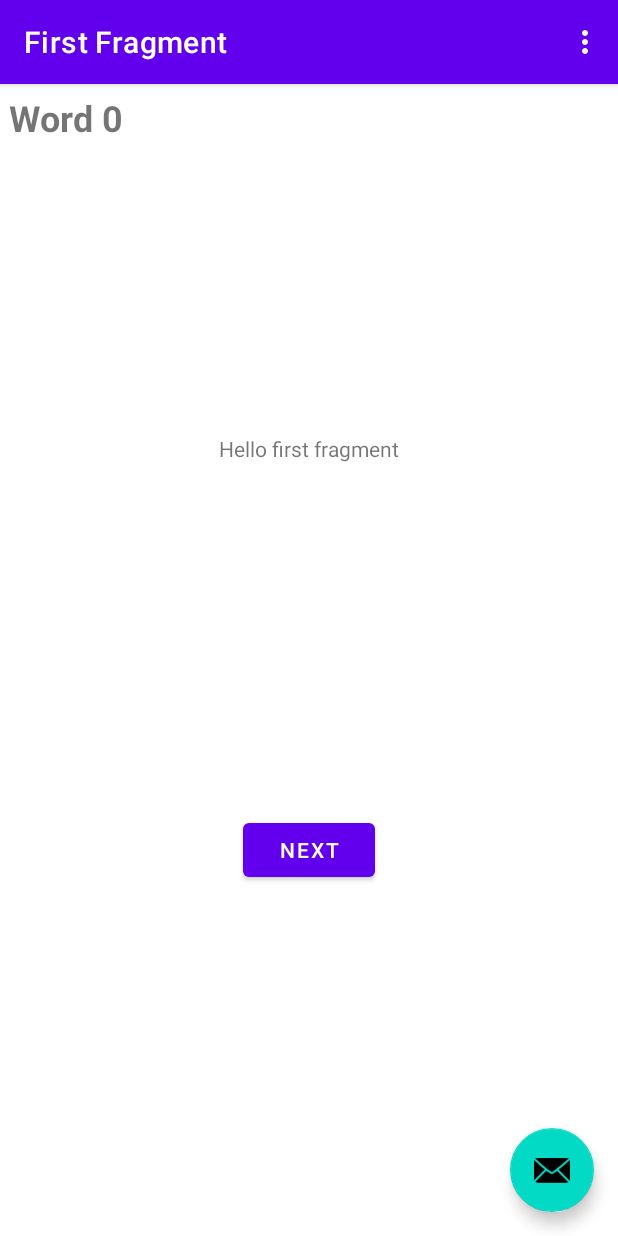
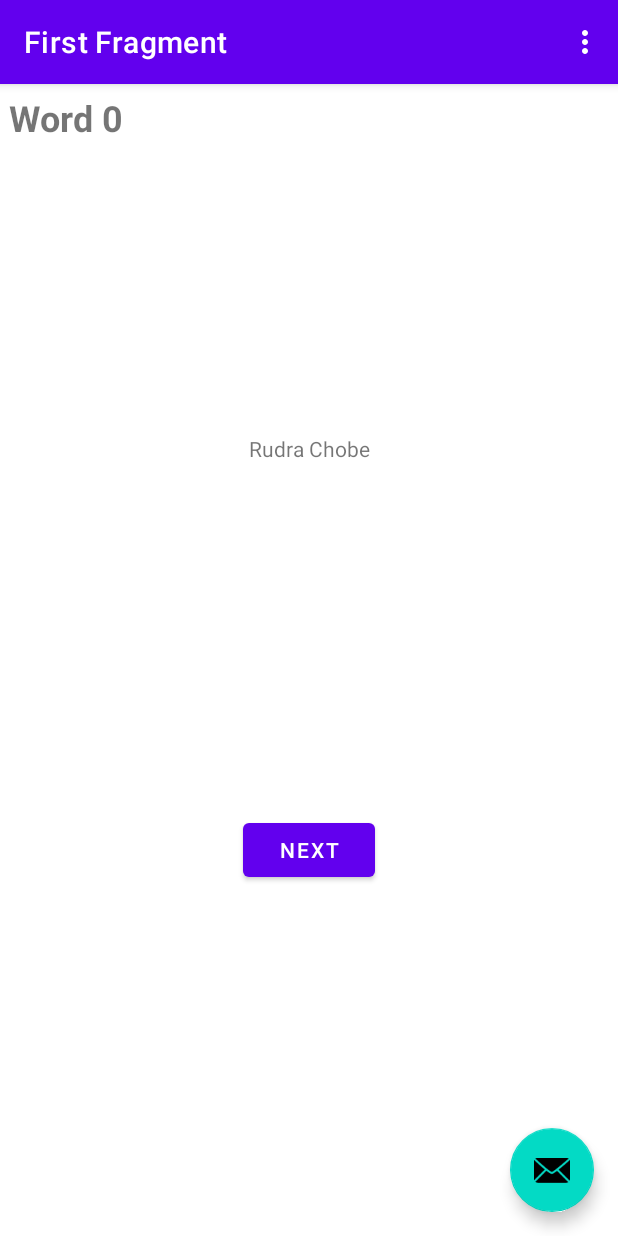
Before and after one commit to Rudra2/CS639, an Android app: the screen it shows after launch (MainActivity), on a phone screen of 412 x 824 dp. Run offline under Robolectric (Android 15) with nearby library versions, the phone set to English and light mode, and no system bars; our stand-ins replace navigation-ui.

Commit message:
RecycleView added with Screenshots

```diff
--- a/RecycleView/app/src/main/res/values/strings.xml
+++ b/RecycleView/app/src/main/res/values/strings.xml
@@ -1,5 +1,5 @@
 <resources>
-    <string name="app_name">RecycleView</string>
+    <string name="app_name">Recycle View by Rudra Chobe</string>
     <string name="action_settings">Settings</string>
     <!-- Strings used for fragments for navigation -->
     <string name="first_fragment_label">First Fragment</string>
@@ -7,6 +7,6 @@
     <string name="next">Next</string>
     <string name="previous">Previous</string>
 
-    <string name="hello_first_fragment">Hello first fragment</string>
+    <string name="hello_first_fragment">Rudra Chobe</string>
     <string name="hello_second_fragment">Hello second fragment. Arg: %1$s</string>
 </resources>
```
Also changed, not shown: 2 other files.
